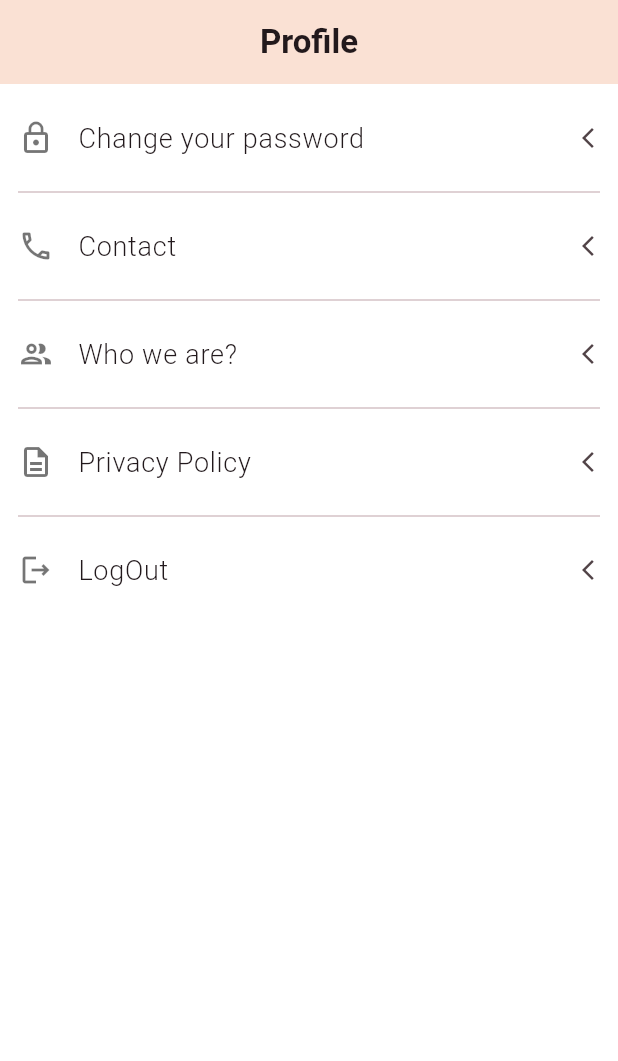
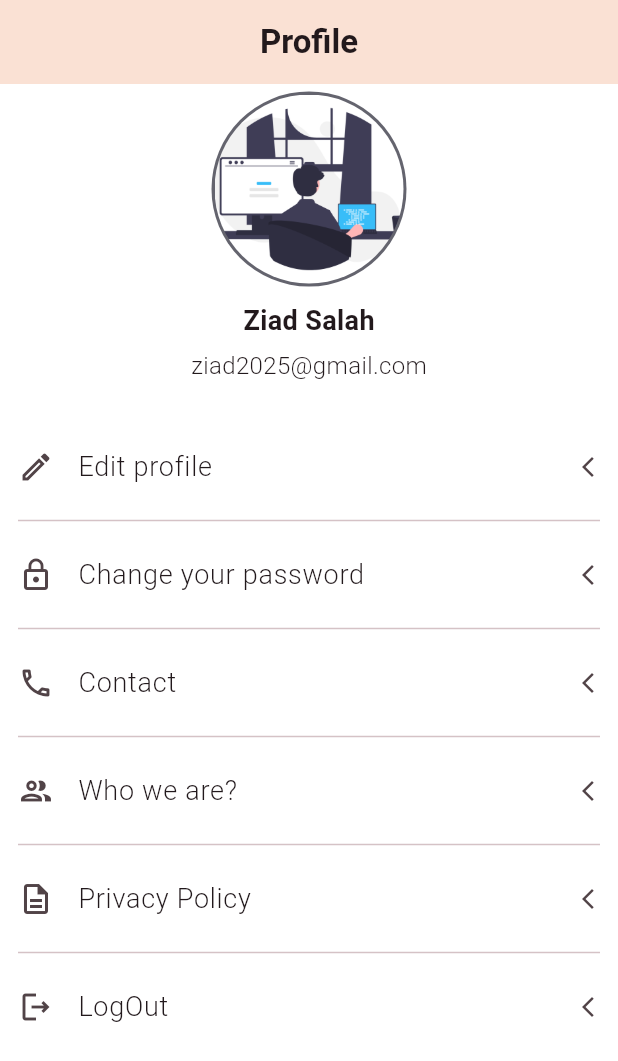
Before and after one commit to ZiadSala7/Travel_App, a Flutter app: the ProfileView screen opened directly, on a phone screen of 412 x 824 dp. Shown: the top 1061 px of the screen. Run offline on Flutter 3.47's test engine with Material 3 defaults, Android fonts, the phone set to English and light mode, and no system bars; our stand-ins replace animate_do, carousel_slider, device_preview, dio, flutter_bloc, flutter_form_builder and 3 more; accounts and stored records are empty; network calls fail.

Commit message:
hotel form, profile view

```diff
--- a/lib/core/constants/constants.dart
+++ b/lib/core/constants/constants.dart
@@ -38,6 +38,7 @@ List<String> homeViewTabs(BuildContext context) => [
 ];
 
 items(BuildContext context) => [
+  {"icon": Icons.edit_outlined, "title": S.of(context).editProf},
   {"icon": Icons.lock_outline, "title": S.of(context).changePass},
   {"icon": Icons.phone_outlined, "title": S.of(context).contact},
   {"icon": Icons.group_outlined, "title": S.of(context).whoWe},
--- a/lib/core/utils/app_colors.dart
+++ b/lib/core/utils/app_colors.dart
@@ -71,4 +71,5 @@ abstract class AppColors {
   static const Color carClr = Colors.green;
   static const Color orangeEdit = Color.fromARGB(255, 251, 162, 124);
   static const Color fillClr = Color.fromARGB(56, 150, 148, 144);
+  static const Color appbarClr = Color.fromARGB(255, 250, 225, 212);
 }
--- a/lib/core/widgets/build_navigation_bar.dart
+++ b/lib/core/widgets/build_navigation_bar.dart
@@ -1,5 +1,8 @@
 import 'package:flutter/material.dart';
+import 'package:provider/provider.dart';
 
+import '../managers/theme_cubit/theme_cubit.dart';
+import '../themes/light_theme.dart';
 import '../constants/constants.dart';
 import '../utils/app_colors.dart';
 import '../../generated/l10n.dart';
@@ -22,6 +25,9 @@ class _BuildNavigationBarState extends State<BuildNavigationBar> {
       floatingActionButton: FloatingActionButtonBottomBar(),
       floatingActionButtonLocation: FloatingActionButtonLocation.centerDocked,
       bottomNavigationBar: BottomAppBar(
+        color: context.read<ThemeCubit>().state == lightTheme
+            ? AppColors.appbarClr
+            : AppColors.black,
         child: Row(
           mainAxisAlignment: MainAxisAlignment.spaceBetween,
           children: _buildNavItemRowList,
--- a/lib/features/profile/presentation/views/profile_view.dart
+++ b/lib/features/profile/presentation/views/profile_view.dart
@@ -1,8 +1,8 @@
 import 'package:flutter/material.dart';
 
-import '../../../../core/constants/constants.dart';
 import '../../../../core/utils/app_text_styles.dart';
 import '../../../../generated/l10n.dart';
+import 'widgets/profile_view_body.dart';
 
 class ProfileView extends StatelessWidget {
   const ProfileView({super.key});
@@ -11,47 +11,10 @@ class ProfileView extends StatelessWidget {
   Widget build(BuildContext context) {
     return Scaffold(
       appBar: AppBar(
-        title: Text(
-          S.of(context).profile,
-          style: TextStyle(fontWeight: FontWeight.bold),
-        ),
+        title: Text(S.of(context).profile, style: AppTextStyles.text22Bold),
         centerTitle: true,
       ),
-      body: Column(
-        children: [
-          Expanded(
-            child: ListView.separated(
-              padding: const EdgeInsets.symmetric(vertical: 8, horizontal: 12),
-              itemCount: items(context).length,
-              separatorBuilder: (_, __) => const Divider(),
-              itemBuilder: (context, index) {
-                final item = items(context)[index];
-                return ListTile(
-                  contentPadding: EdgeInsets.zero,
-                  leading: Icon(
-                    item["icon"] as IconData,
-                    color: Colors.black54,
-                  ),
-                  title: Text(
-                    item["title"] as String,
-                    style: AppTextStyles.text18Med,
-                  ),
-                  trailing: item["value"] != null
-                      ? Text(
-                          item["value"] as String,
-                          style: const TextStyle(
-                            color: Colors.grey,
-                            fontSize: 15,
-                          ),
-                        )
-                      : const Icon(Icons.arrow_back_ios_new, size: 16),
-                  onTap: () {},
-                );
-              },
-            ),
-          ),
-        ],
-      ),
+      body: ProfileViewBody(),
     );
   }
 }
--- /dev/null
+++ b/lib/features/profile/presentation/views/widgets/profile_image_email_name.dart
@@ -0,0 +1,45 @@
+import 'package:flutter/material.dart';
+
+import '../../../../../core/utils/app_assets.dart';
+import '../../../../../core/utils/app_colors.dart';
+import '../../../../../core/utils/app_text_styles.dart';
+
+class ProfileImageEmailAndName extends StatelessWidget {
+  const ProfileImageEmailAndName({super.key});
+
+  @override
+  Widget build(BuildContext context) {
+    return Container(
+      padding: const EdgeInsets.symmetric(horizontal: 5, vertical: 5),
+      child: Column(
+        spacing: 10,
+        mainAxisAlignment: MainAxisAlignment.center,
+        children: [
+          Container(
+            padding: EdgeInsets.all(2),
+            height: 130,
+            width: 130,
+            decoration: BoxDecoration(
+              borderRadius: BorderRadius.circular(100),
+              color: AppColors.darkGray,
+            ),
+            child: ClipOval(
+              child: Image.asset(
+                AppAssets.assetsImagesProgramming,
+                fit: BoxFit.cover,
+              ),
+            ),
+          ),
+          Column(
+            spacing: 5,
+            crossAxisAlignment: CrossAxisAlignment.center,
+            children: [
+              Text("Ziad Salah", style: AppTextStyles.text18Bold),
+              Text("ziad2025@gmail.com", style: AppTextStyles.text16Reg),
+            ],
+          ),
+        ],
+      ),
+    );
+  }
+}
--- /dev/null
+++ b/lib/features/profile/presentation/views/widgets/profile_view_body.dart
@@ -0,0 +1,47 @@
+import 'package:flutter/material.dart';
+
+import '../../../../../core/constants/constants.dart';
+import '../../../../../core/utils/app_text_styles.dart';
+import 'profile_image_email_name.dart';
+
+class ProfileViewBody extends StatelessWidget {
+  const ProfileViewBody({super.key});
+
+  @override
+  Widget build(BuildContext context) {
+    return Column(
+      spacing: 15,
+      children: [
+        ProfileImageEmailAndName(),
+        Expanded(
+          child: ListView.separated(
+            padding: const EdgeInsets.symmetric(vertical: 8, horizontal: 12),
+            itemCount: items(context).length,
+            separatorBuilder: (_, __) => const Divider(),
+            itemBuilder: (context, index) {
+              final item = items(context)[index];
+              return ListTile(
+                contentPadding: EdgeInsets.zero,
+                leading: Icon(item["icon"] as IconData),
+                title: Text(
+                  item["title"] as String,
+                  style: AppTextStyles.text18Med,
+                ),
+                trailing: item["value"] != null
+                    ? Text(
+                        item["value"] as String,
+                        style: const TextStyle(
+                          color: Colors.grey,
+                          fontSize: 15,
+                        ),
+                      )
+                    : const Icon(Icons.arrow_back_ios_new, size: 16),
+                onTap: () {},
+              );
+            },
+          ),
+        ),
+      ],
+    );
+  }
+}
--- a/lib/features/search/presentation/views/car_reservation_view.dart
+++ b/lib/features/search/presentation/views/car_reservation_view.dart
@@ -61,6 +61,7 @@ class CarReservationView extends StatelessWidget {
           ),
           SizedBox(height: 30),
           Column(
+            crossAxisAlignment: CrossAxisAlignment.stretch,
             children: [
               CustomButton(
                 onPressed: () {},
--- a/lib/features/search/presentation/views/widgets/flights_date_selection.dart
+++ b/lib/features/search/presentation/views/widgets/flights_date_selection.dart
@@ -23,7 +23,7 @@ class FlightsDateSelection extends StatelessWidget {
             crossAxisAlignment: CrossAxisAlignment.start,
             children: [
               Text(
-                S.of(context).departureTime,
+                S.of(context).departureDate,
                 style: AppTextStyles.text16Bold.copyWith(
                   color: AppColors.black,
                 ),
@@ -42,7 +42,7 @@ class FlightsDateSelection extends StatelessWidget {
                   spacing: 10,
                   children: [
                     Text(
-                      S.of(context).returnTime,
+                      S.of(context).returnDate,
                       style: AppTextStyles.text16Bold.copyWith(
                         color: AppColors.black,
                       ),
```
Also changed, not shown: lib/features/home/presentation/views/widgets/home_view_drawer.dart (+7 -0 lines), lib/features/search/presentation/views/search_view.dart (+109 -3 lines), lib/l10n/intl_en.arb (+8 -5 lines), lib/generated/intl/messages_ar.dart, lib/generated/intl/messages_en.dart, lib/generated/l10n.dart.
